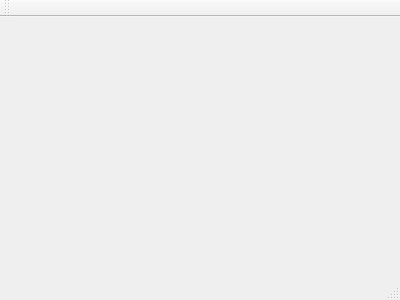
hvoigt/qt-hello-world, file mainwindow.ui: the form before one commit.
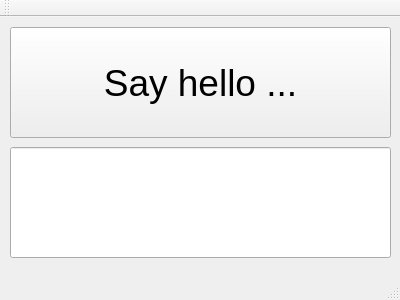
The form after the commit.

Commit message:
Implement hello world button and output to text edit
This was implemented using the following procedure:

    * Open the mainwindow.ui file in the designer
    * Add a push button and a line edit to the main
      window and set their properties as appropriate
      (size and text size)
    * In the desig view name the push buttons variable
      "helloButton" and the line edits "outputBox".
    * Right click the push button, select "Show slots"
      and use the clicked() signal
    * Fill in the empty signal handler method and the
      constructor.

Patch:
```diff
--- a/mainwindow.ui
+++ b/mainwindow.ui
@@ -12,13 +12,62 @@
   <property name="windowTitle" >
    <string>MainWindow</string>
   </property>
-  <widget class="QMenuBar" name="menuBar" />
-  <widget class="QToolBar" name="mainToolBar" />
-  <widget class="QWidget" name="centralWidget" />
-  <widget class="QStatusBar" name="statusBar" />
+  <widget class="QWidget" name="centralWidget">
+   <widget class="QPushButton" name="helloButton">
+    <property name="geometry">
+     <rect>
+      <x>10</x>
+      <y>10</y>
+      <width>381</width>
+      <height>111</height>
+     </rect>
+    </property>
+    <property name="font">
+     <font>
+      <pointsize>28</pointsize>
+     </font>
+    </property>
+    <property name="text">
+     <string>Say hello ...</string>
+    </property>
+   </widget>
+   <widget class="QLineEdit" name="outputBox">
+    <property name="geometry">
+     <rect>
+      <x>10</x>
+      <y>130</y>
+      <width>381</width>
+      <height>111</height>
+     </rect>
+    </property>
+    <property name="font">
+     <font>
+      <pointsize>26</pointsize>
+     </font>
+    </property>
+   </widget>
+  </widget>
+  <widget class="QMenuBar" name="menuBar">
+   <property name="geometry">
+    <rect>
+     <x>0</x>
+     <y>0</y>
+     <width>400</width>
+     <height>21</height>
+    </rect>
+   </property>
+  </widget>
+  <widget class="QToolBar" name="mainToolBar">
+   <attribute name="toolBarArea">
+    <enum>TopToolBarArea</enum>
+   </attribute>
+   <attribute name="toolBarBreak">
+    <bool>false</bool>
+   </attribute>
+  </widget>
+  <widget class="QStatusBar" name="statusBar"/>
  </widget>
- <layoutDefault spacing="6" margin="11" />
- <pixmapfunction></pixmapfunction>
+ <layoutdefault spacing="6" margin="11"/>
  <resources/>
  <connections/>
 </ui>
```
Left out of the diff: 7 changed lines with no effect on the pictures. The commit also changes 2 other files.
